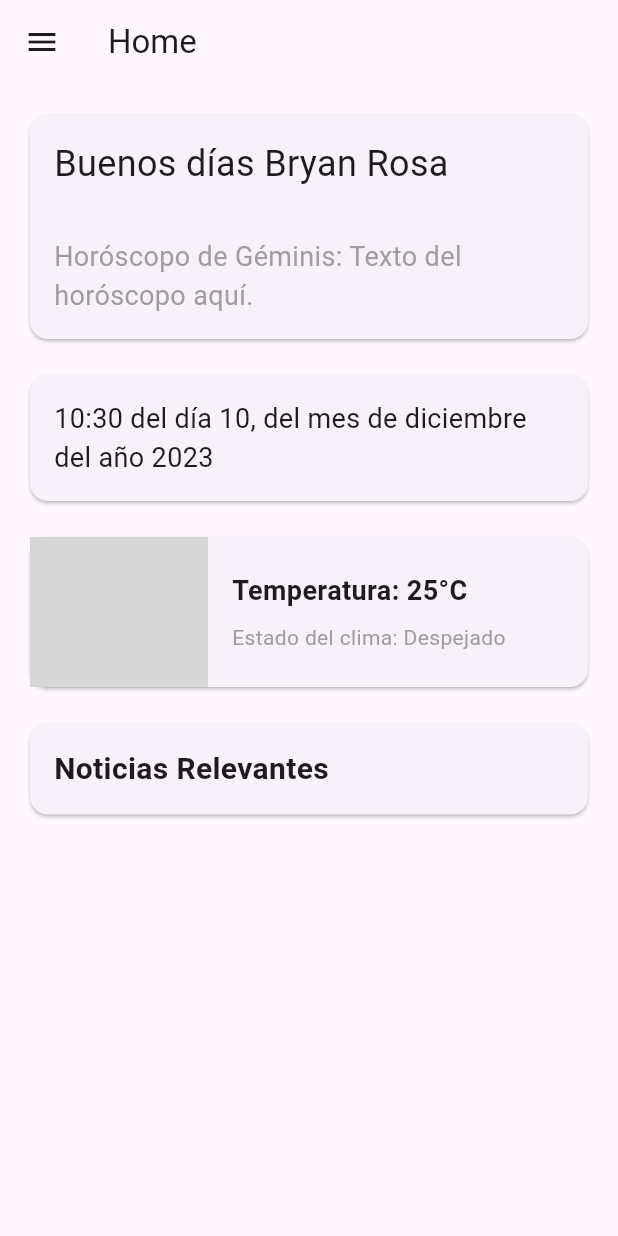
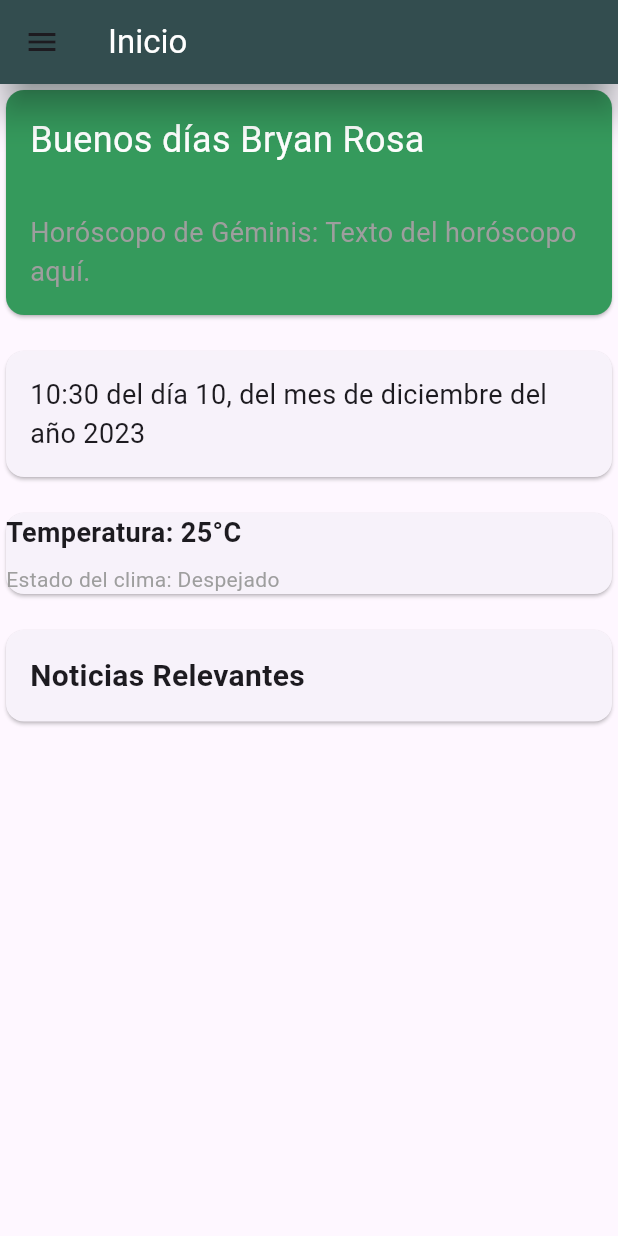
Before and after one commit to bryandejesusrt/transitord, a Flutter app: the Home screen opened by its route, on a phone screen of 412 x 824 dp. Run offline on Flutter 3.47's test engine with Material 3 defaults, Android fonts, the light colour scheme and no system bars; our stand-ins replace flutter_map, fluttertoast, latlong2, sizer; missing offline and left inert: image_input; network calls fail; grey boxes are pictures that could not be loaded.

Commit message:
bryan changes

```diff
--- a/lib/pages/homePage.dart
+++ b/lib/pages/homePage.dart
@@ -2,6 +2,7 @@ import 'dart:convert';
 import 'package:http/http.dart' as http;
 import 'package:html/parser.dart';
 import 'package:flutter/material.dart';
+import 'package:transitord/pages/utils/hexColorsUse.dart';
 import 'package:transitord/widgets/DrawerMenu.dart';
 import 'package:transitord/widgets/noticias.dart';
 
@@ -52,16 +53,23 @@ class _HomePageState extends State<Home> {
 
     return Scaffold(
       appBar: AppBar(
-        title: const Text("Home"),
+        title: const Text(
+          "Inicio",
+          style: TextStyle(color: Colors.white),
+          textAlign: TextAlign.start,
+        ),
+        backgroundColor: Color.fromARGB(255, 43, 77, 66),
+        elevation: 10,
+        shadowColor: Color.fromARGB(255, 43, 77, 66),
       ),
       drawer: DrawerMenu(),
       body: SingleChildScrollView(
-        padding: const EdgeInsets.all(16),
         child: Column(
           crossAxisAlignment: CrossAxisAlignment.stretch,
           children: [
             // Card con saludo y horóscopo
             Card(
+              color: '#359a5c'.toColor(),
               child: Column(
                 crossAxisAlignment: CrossAxisAlignment.start,
                 children: [
@@ -69,7 +77,7 @@ class _HomePageState extends State<Home> {
                     padding: const EdgeInsets.all(16),
                     child: Text(
                       '$saludo Bryan Rosa',
-                      style: const TextStyle(fontSize: 24),
+                      style: const TextStyle(fontSize: 24, color: Colors.white),
                     ),
                   ),
                   const Padding(
@@ -97,22 +105,22 @@ class _HomePageState extends State<Home> {
             const SizedBox(height: 16),
 
             // Card con imagen y temperatura
-            Card(
+            const Card(
               child: Row(
                 children: [
-                  // Columna para la imagen
-                  Expanded(
-                    flex: 1,
-                    child: Image.network(
-                      'https://resources.diariolibre.com/images/imagenes/2014/22/456581-focus-0-0-375-240.jpg',
-                      height: 100,
-                      width: 100,
-                    ),
-                  ),
-                  const SizedBox(width: 16),
+                  // // Columna para la imagen
+                  // Expanded(
+                  //   flex: 1,
+                  //   child: Image.network(
+                  //     'https://resources.diariolibre.com/images/imagenes/2014/22/456581-focus-0-0-375-240.jpg',
+                  //     height: 100,
+                  //     width: 100,
+                  //   ),
+                  // ),
+                  // const SizedBox(width: 16),
 
                   // Columna para la temperatura y estado del clima
-                  const Expanded(
+                  Expanded(
                     flex: 2,
                     child: Column(
                       crossAxisAlignment: CrossAxisAlignment.start,
--- a/lib/widgets/DrawerMenu.dart
+++ b/lib/widgets/DrawerMenu.dart
@@ -5,6 +5,7 @@ class DrawerMenu extends StatelessWidget {
   @override
   Widget build(BuildContext context) {
     return Drawer(
+      backgroundColor: Color.fromRGBO(31, 184, 161, 1),
       child: Column(
         children: <Widget>[
           Expanded(
@@ -14,7 +15,7 @@ class DrawerMenu extends StatelessWidget {
                 _buildDrawerHeader(),
                 _buildDrawerItem(
                     icon: Icons.home,
-                    text: 'Home',
+                    text: 'Inicio',
                     onTap: () =>
                         {Navigator.pushReplacementNamed(context, MyApp.home)}),
                 const Divider(),
```
Also changed, not shown: lib/pages/tarifarioMultasPages.dart (+69 -4 lines), pubspec.lock.
